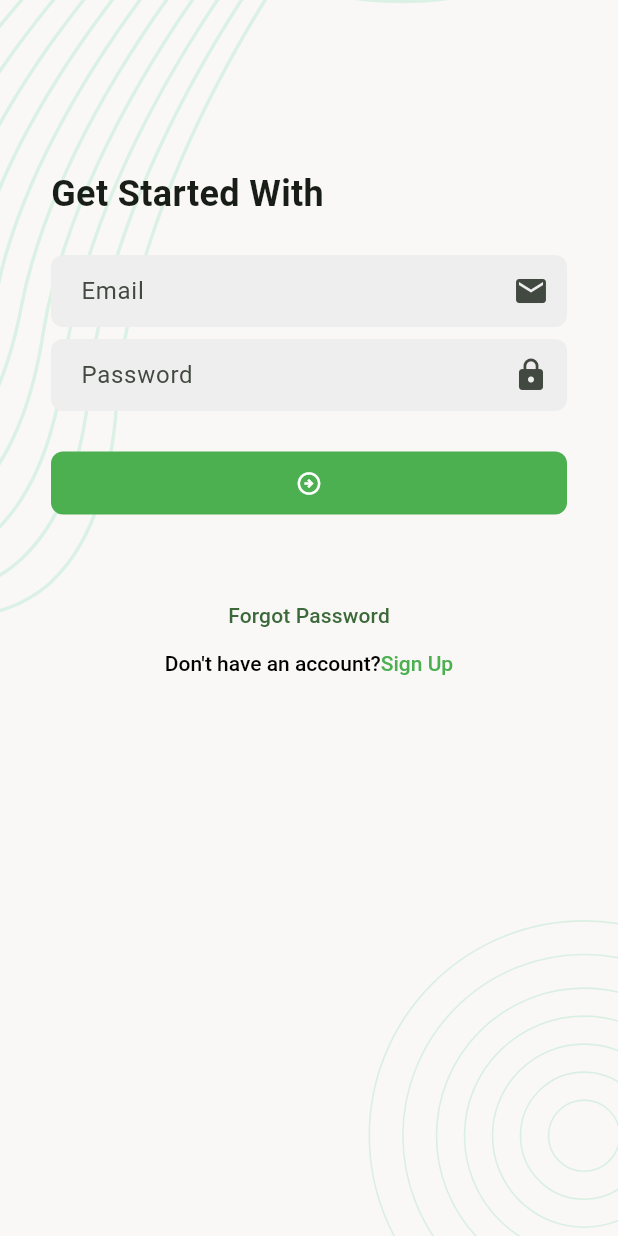
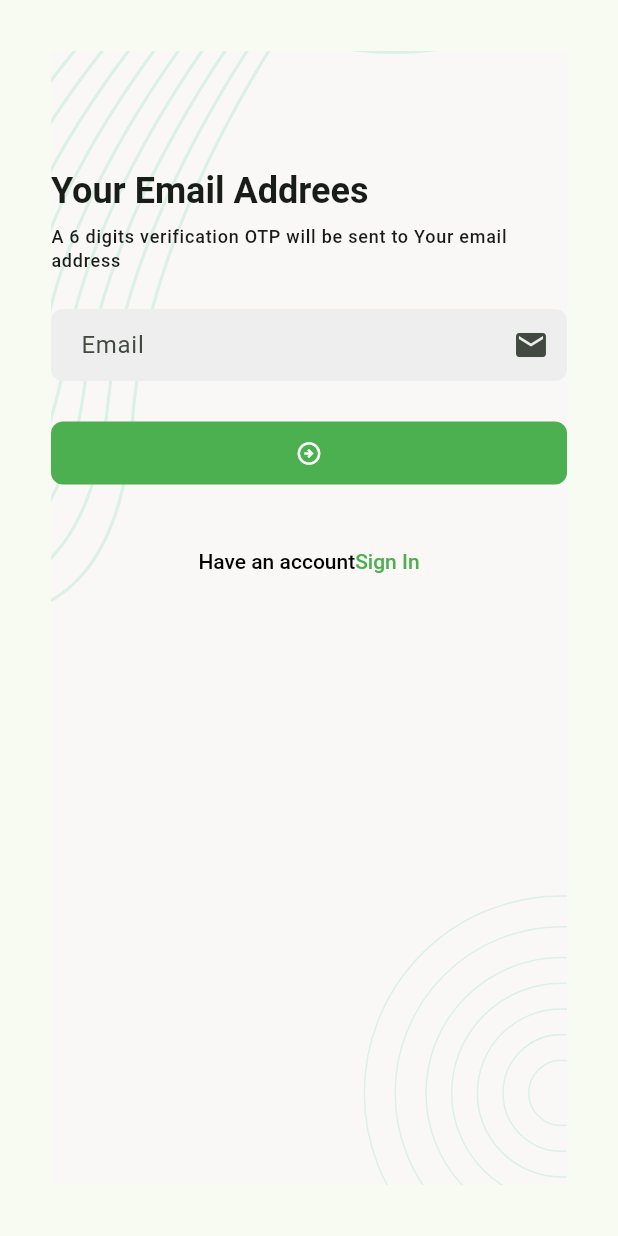
Before and after one commit to Mahim123-Hassan/TaskManagerApp, a Flutter app: the screen it shows after launch, after a tap on "Forgot Password", on a phone screen of 412 x 824 dp. Run offline on Flutter 3.47's test engine with Material 3 defaults, Android fonts, the phone set to English and light mode, and no system bars; our stand-ins replace flutter_svg.

Commit message:
added forgot_password_email_screen

```diff
--- a/lib/app.dart
+++ b/lib/app.dart
@@ -1,4 +1,5 @@
 import 'package:flutter/material.dart';
+import 'package:task_manager_app/ui/screens/forgot_password_email_screen.dart';
 import 'package:task_manager_app/ui/screens/sign_in_screen.dart';
 import 'package:task_manager_app/ui/screens/sign_up_screen.dart';
 import 'package:task_manager_app/ui/screens/splash_screen.dart';
@@ -45,19 +46,21 @@ class taskManagerApp extends StatelessWidget {
             ),
             backgroundColor: Colors.green,
             foregroundColor: Colors.white,
-
+          ),
+        ),
+        textTheme: TextTheme(
+          titleLarge: TextStyle(fontSize: 24, fontWeight: FontWeight.w600),
+          labelLarge: TextStyle(fontSize: 14,fontWeight: FontWeight.w500,color: Colors.grey)
+        ),
       ),
 
-        )
-      ),
-
-      routes: <String,WidgetBuilder>{
-        SplashScreen.name:(_)=> SplashScreen(),
-        SignInScreen.name:(_)=> SignInScreen(),
-        SignUpScreen.name:(_)=> SignUpScreen(),
-
+      routes: <String, WidgetBuilder>{
+        SplashScreen.name: (_) => SplashScreen(),
+        SignInScreen.name: (_) => SignInScreen(),
+        SignUpScreen.name: (_) => SignUpScreen(),
+        ForgotPasswordEmailScreen.name:(_)=> ForgotPasswordEmailScreen(),
       },
-      initialRoute:  SplashScreen.name,
+      initialRoute: SplashScreen.name,
     );
   }
 }
--- /dev/null
+++ b/lib/ui/screens/forgot_password_email_screen.dart
@@ -0,0 +1,77 @@
+import 'package:flutter/gestures.dart';
+import 'package:flutter/material.dart';
+import 'package:task_manager_app/ui/widgets/screen_background.dart';
+
+class ForgotPasswordEmailScreen extends StatefulWidget {
+  const ForgotPasswordEmailScreen({super.key});
+  static const String name = '/ ForgotPasswordEmailScreen';
+
+  @override
+  State<ForgotPasswordEmailScreen> createState() =>
+      _ForgotPasswordEmailScreenState();
+}
+
+class _ForgotPasswordEmailScreenState extends State<ForgotPasswordEmailScreen> {
+  @override
+  Widget build(BuildContext context) {
+    return Scaffold(
+      body: Padding(
+        padding: const EdgeInsets.all(34),
+        child: ScreenBackground(
+          child: Column(
+            crossAxisAlignment: .start,
+            spacing: 8,
+            children: [
+              SizedBox(height: 70),
+              Text(
+                "Your Email Addrees",
+                style: Theme.of(context).textTheme.titleLarge,
+              ),
+              Text(
+                "A 6 digits verification OTP will be sent to Your email address",
+                style: Theme.of(context).textTheme.labelMedium,
+              ),
+              SizedBox(height: 8),
+              TextFormField(
+                decoration: InputDecoration(
+                  hintText: "Email",
+                  suffixIcon: Icon(Icons.email),
+                ),
+              ),
+              SizedBox(height: 8),
+
+              FilledButton(
+                onPressed: _onTapSubmitButton,
+                child: Icon(Icons.arrow_circle_right_outlined),
+              ),
+              SizedBox(height: 24),
+              Center(
+                child: RichText(
+                  text: TextSpan(
+                    style: TextStyle(
+                      color: Colors.black,
+                      fontWeight: FontWeight.w500,
+                    ),
+                    text: "Have an account",
+                    children: [
+                      TextSpan(
+                        style: TextStyle(color: Colors.green),
+                        text: "Sign In",
+                        recognizer: TapGestureRecognizer()..onTap = _onTapSignInButton,
+                      ),
+                    ],
+                  ),
+                ),
+              ),
+            ],
+          ),
+        ),
+      ),
+    );
+  }
+  void _onTapSignInButton(){
+    Navigator.pop(context);
+  }
+  void _onTapSubmitButton(){}
+
+}
--- a/lib/ui/screens/sign_in_screen.dart
+++ b/lib/ui/screens/sign_in_screen.dart
@@ -2,6 +2,8 @@ import 'package:flutter/gestures.dart';
 import 'package:flutter/material.dart';
 import 'package:task_manager_app/ui/screens/sign_up_screen.dart';
 import 'package:task_manager_app/ui/widgets/screen_background.dart';
+
+import 'forgot_password_email_screen.dart';
 
 class SignInScreen extends StatefulWidget {
   const SignInScreen({super.key});
@@ -25,7 +27,7 @@ class _SignInScreenState extends State<SignInScreen> {
               SizedBox(height: 70),
               Text(
                 "Get Started With",
-                style: TextStyle(fontSize: 24, fontWeight: FontWeight.w600),
+                style: Theme.of(context).textTheme.titleLarge,
               ),
               SizedBox(height: 8),
               TextFormField(
@@ -82,8 +84,11 @@ class _SignInScreenState extends State<SignInScreen> {
   }
 
   void _onTabSignInButton() {}
-  void _onTapForgotPasswordButton() {}
+  void _onTapForgotPasswordButton() {
+    Navigator.pushNamed(context, ForgotPasswordEmailScreen.name);
+  }
+
   void _onTabSignUpButton() {
-    Navigator.pushNamed(context,SignUpScreen.name);
+    Navigator.pushNamed(context, SignUpScreen.name);
   }
 }
--- a/lib/ui/screens/sign_up_screen.dart
+++ b/lib/ui/screens/sign_up_screen.dart
@@ -22,7 +22,7 @@ class _SignUpScreenState extends State<SignUpScreen> {
             SizedBox(height: 70),
             Text(
               "Join With Us",
-              style: TextStyle(fontSize: 24, fontWeight: FontWeight.w600),
+              style: Theme.of(context).textTheme.titleLarge,
             ),
             SizedBox(height: 8),
             TextFormField(
```
Lines whose indentation alone changed are shown as unchanged.
